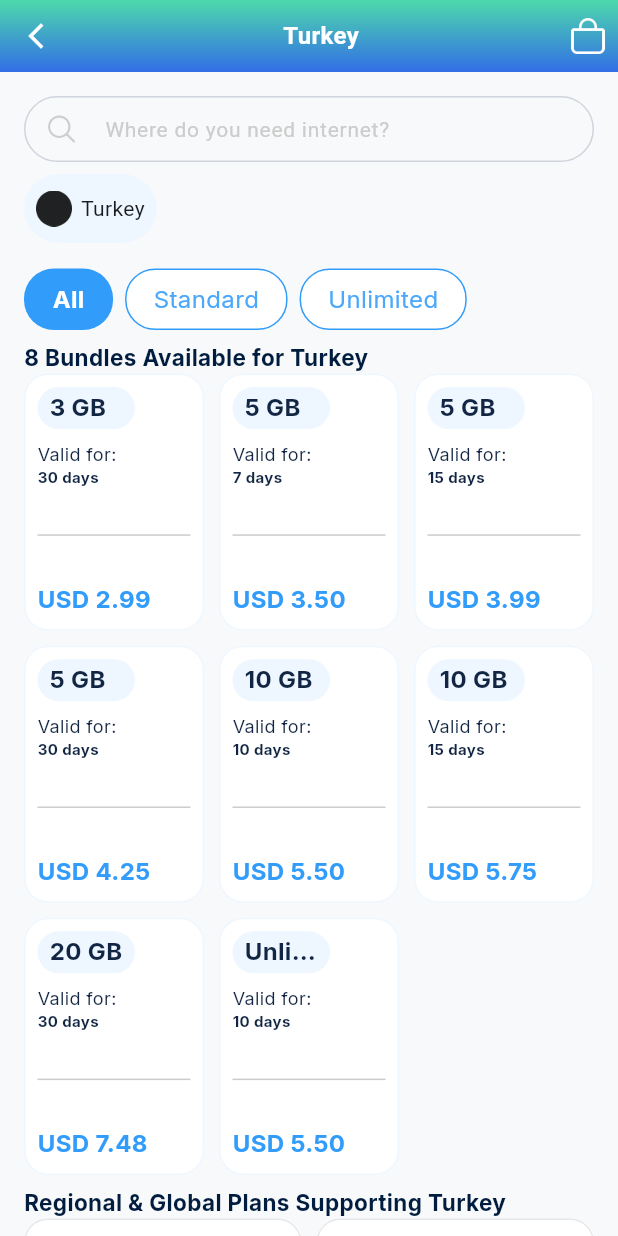
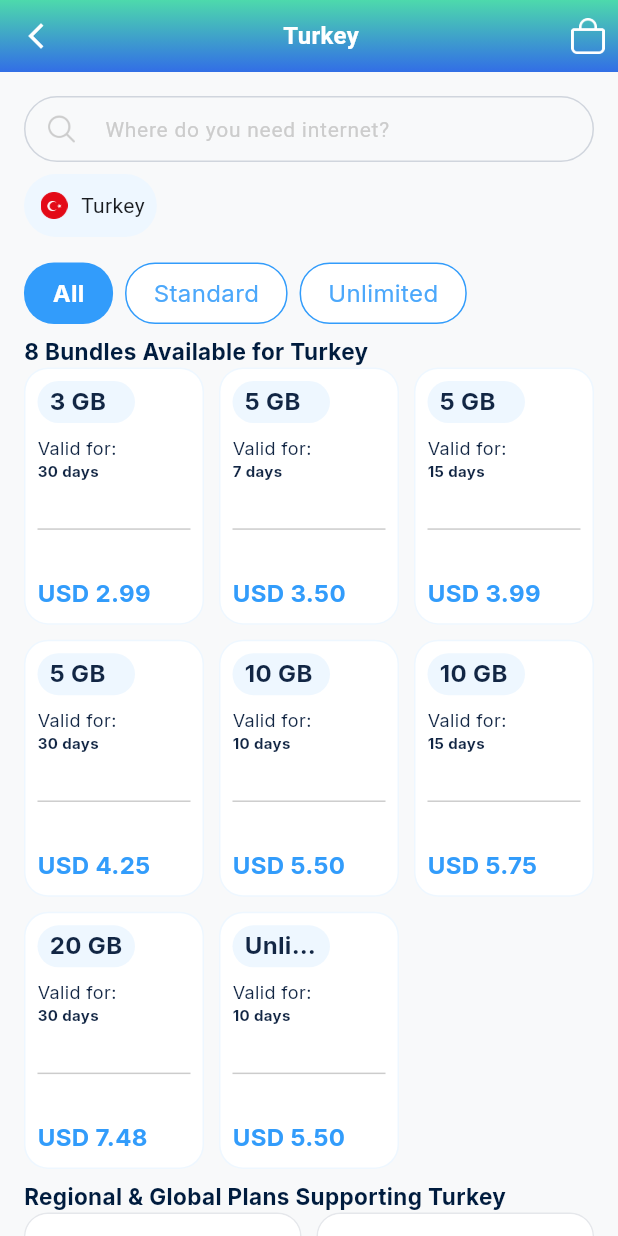
Before and after one commit to Mohsi99/flutter_task_mohsin, a Flutter app: the screen it shows after launch, on a phone screen of 412 x 824 dp. Run offline on Flutter 3.47's test engine with Material 3 defaults, Android fonts, the phone set to English and light mode, and no system bars; our stand-ins replace google_fonts, stacked, stacked_services, stacked_shared.

Commit message:
fix the image problem

```diff
--- a/lib/ui/views/country_detail/country_detail_view.dart
+++ b/lib/ui/views/country_detail/country_detail_view.dart
@@ -17,12 +17,10 @@ class CountryDetailView extends StackedView<CountryDetailViewModel> {
   const CountryDetailView({super.key});
 
   @override
-  Widget builder(
-    BuildContext context,
-    CountryDetailViewModel viewModel,
-    Widget? child,
-  ) {
-    return AnnotatedRegion<SystemUiOverlayStyle>(  // 👈 Add this
+  Widget builder(BuildContext context,
+      CountryDetailViewModel viewModel,
+      Widget? child,) {
+    return AnnotatedRegion<SystemUiOverlayStyle>(
       value: const SystemUiOverlayStyle(
         statusBarColor: Colors.transparent,
         statusBarIconBrightness: Brightness.light,
@@ -53,7 +51,8 @@ class CountryDetailView extends StackedView<CountryDetailViewModel> {
                               _buildFilterTabs(viewModel),
                               const SizedBox(height: 8),
                               Text(
-                                '${viewModel.bundleCount} Bundles Available for Turkey',
+                                '${viewModel
+                                    .bundleCount} Bundles Available for Turkey',
                                 style: AppTextStyles.sectionTitle,
                               ),
                               _buildBundleGrid(context, viewModel),
@@ -178,8 +177,8 @@ class CountryDetailView extends StackedView<CountryDetailViewModel> {
     );
   }
 
-  Widget _buildBundleGrid(
-      BuildContext context, CountryDetailViewModel viewModel) {
+  Widget _buildBundleGrid(BuildContext context,
+      CountryDetailViewModel viewModel) {
     final bundles = viewModel.filteredBundles;
     return Consumer<CartProvider>(
       builder: (context, cart, _) {
@@ -267,10 +266,9 @@ class CountryDetailView extends StackedView<CountryDetailViewModel> {
                       fontWeight: FontWeight.w400,
                     ),
                   ),
-                  ImageIcon(
-                    AssetImage("assets/images/logos_whatsapp-icon.png"),
-                    size: 24,
-                  ),
+                  Image.asset(
+                    'assets/images/logos_whatsapp-icon.png', height: 24,
+                    width: 24,),
                   const SizedBox(width: 4),
                   Text(
                     'Whatsapp',
--- a/lib/ui/widgets/country_chip.dart
+++ b/lib/ui/widgets/country_chip.dart
@@ -27,11 +27,7 @@ class CountryChip extends StatelessWidget {
       child: Row(
         mainAxisSize: MainAxisSize.min,
         children: [
-        ImageIcon(
-          AssetImage("assets/images/TR.png"),
-          size: 24,
-
-        ),
+          Image.asset('assets/images/TR.png',height: 18,width: 24,),
           const SizedBox(width: 6),
           Text(countryName,
               style: TextStyle(fontSize: 14, fontWeight: FontWeight.w400)),
```
